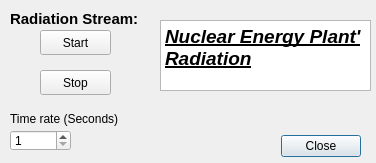
Before: the Qt Designer form nuclear_energy_plant_radiation_module_dialog_base.ui in DomenicoM92/Nuclear-Energy-Plant-Radiations-, drawn with Qt 5.
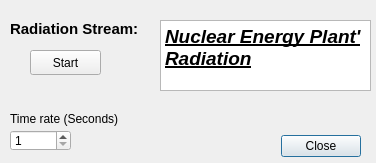
After: the same form once the commit is applied.

Commit message: removed stop button

```diff
--- a/nuclear_energy_plant_radiation_module_dialog_base.ui
+++ b/nuclear_energy_plant_radiation_module_dialog_base.ui
@@ -32,8 +32,8 @@
   <widget class="QPushButton" name="start_radiation">
    <property name="geometry">
     <rect>
-     <x>40</x>
-     <y>30</y>
+     <x>30</x>
+     <y>50</y>
      <width>71</width>
      <height>25</height>
     </rect>
@@ -45,19 +45,6 @@
     <string>Start</string>
    </property>
   </widget>
-  <widget class="QPushButton" name="stop_radiation">
-   <property name="geometry">
-    <rect>
-     <x>40</x>
-     <y>70</y>
-     <width>71</width>
-     <height>25</height>
-    </rect>
-   </property>
-   <property name="text">
-    <string>Stop</string>
-   </property>
-  </widget>
   <widget class="QTextBrowser" name="textBrowser">
    <property name="geometry">
     <rect>
@@ -108,7 +95,7 @@
    <property name="geometry">
     <rect>
      <x>10</x>
-     <y>10</y>
+     <y>20</y>
      <width>141</width>
      <height>17</height>
     </rect>
```
The commit also changes 1 other file.
